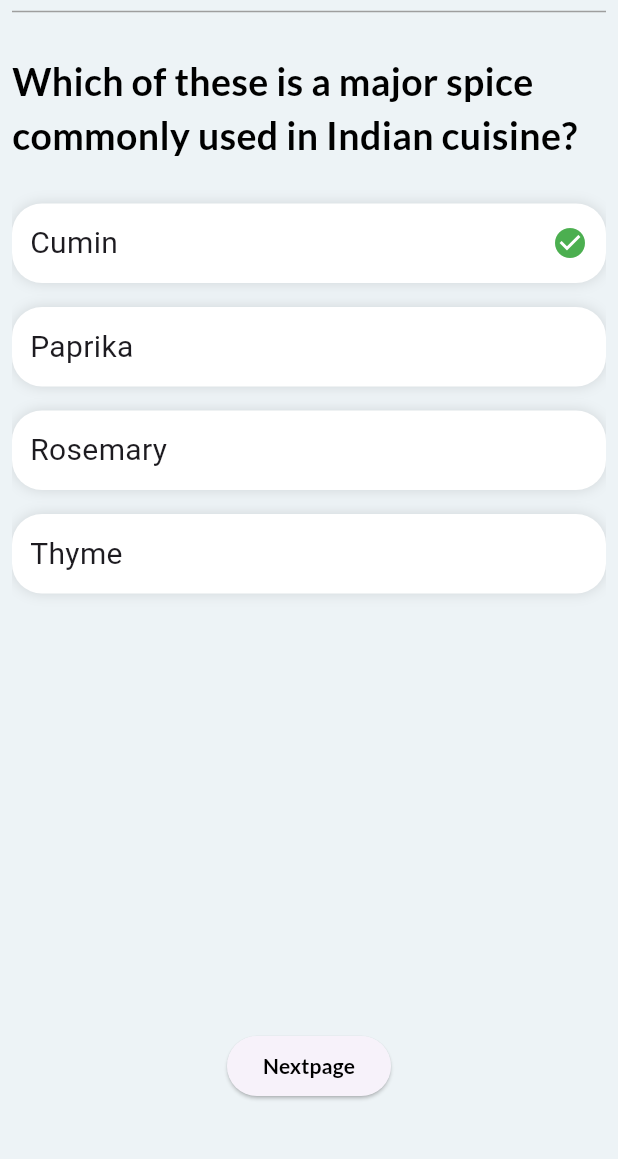
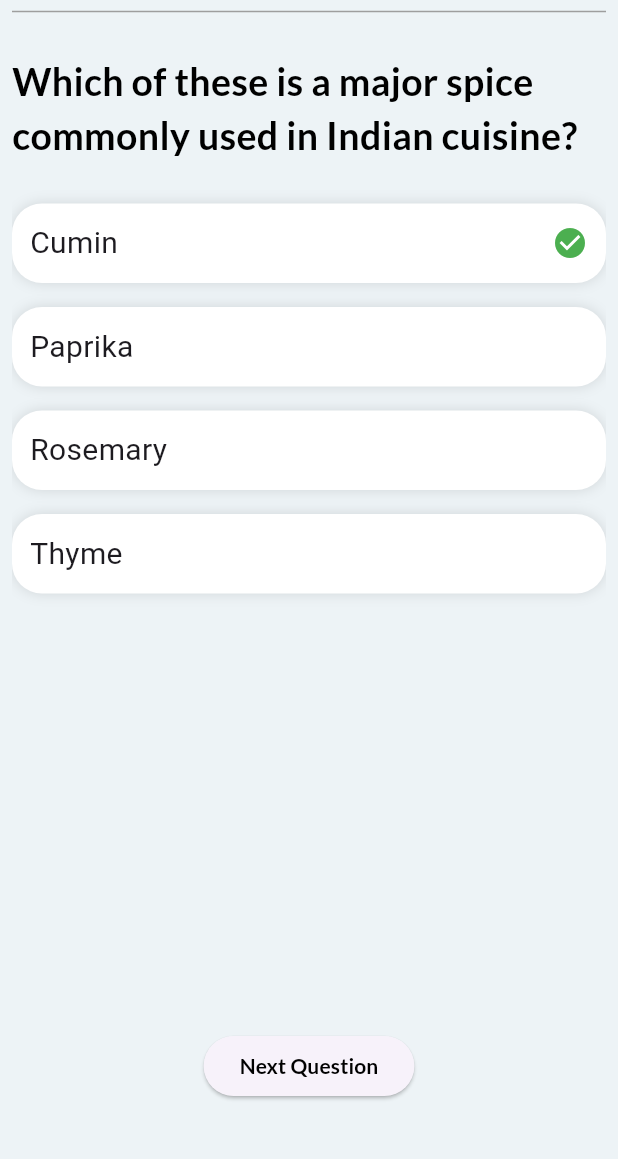
Before and after one commit to puttipongle/ENGCE-307, a Flutter app: the qpage screen opened directly with empty values, after a tap on "Cumin", on a phone screen of 412 x 824 dp, the part 74-1233 px from its top. Run offline on Flutter 3.47's test engine with Material 3 defaults, Android fonts, the phone set to English and light mode, and no system bars; our stand-ins replace animated_text_kit, device_preview, google_fonts.

Commit message:
Edit button Next Question in questionpage

```diff
--- a/term_project_quizapp/lib/Page/questionspage.dart
+++ b/term_project_quizapp/lib/Page/questionspage.dart
@@ -199,7 +199,7 @@ class _DetailPageState extends State<qpage> {
           }
         },
         child: Text(
-          _qusetionNumber < food.length ? 'Nextpage' : 'See the results',
+          _qusetionNumber < food.length ? 'Next Question' : 'See The Results',
           style: GoogleFonts.lato(
               color: Colors.black, fontWeight: FontWeight.bold),
         ));
```
